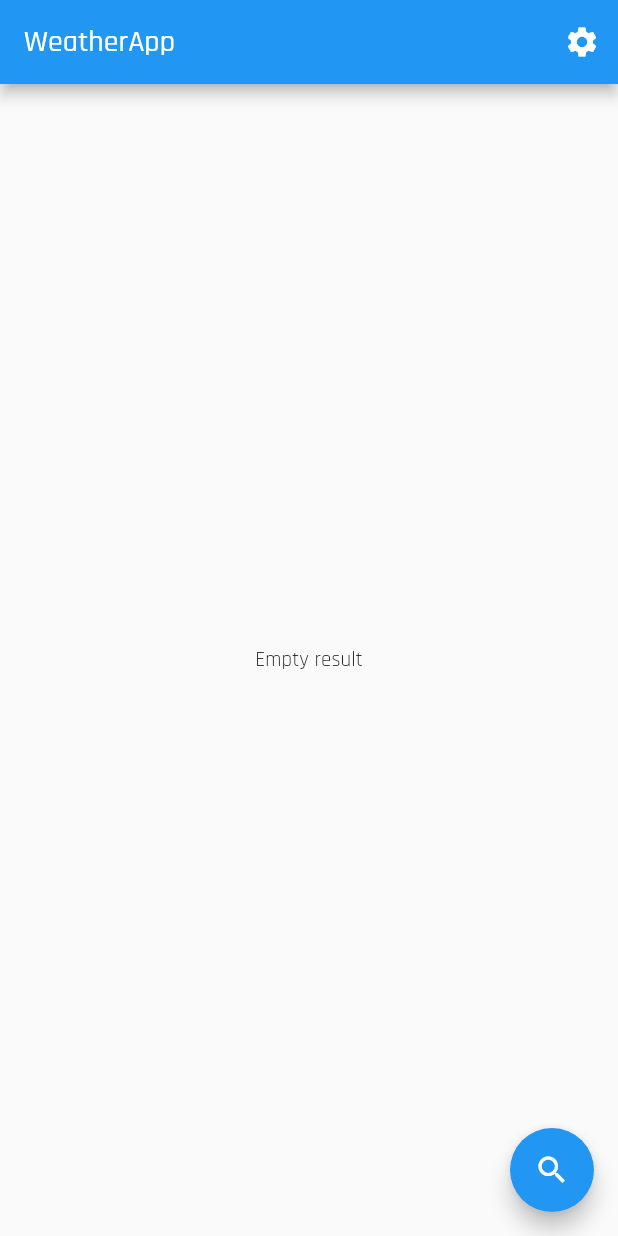
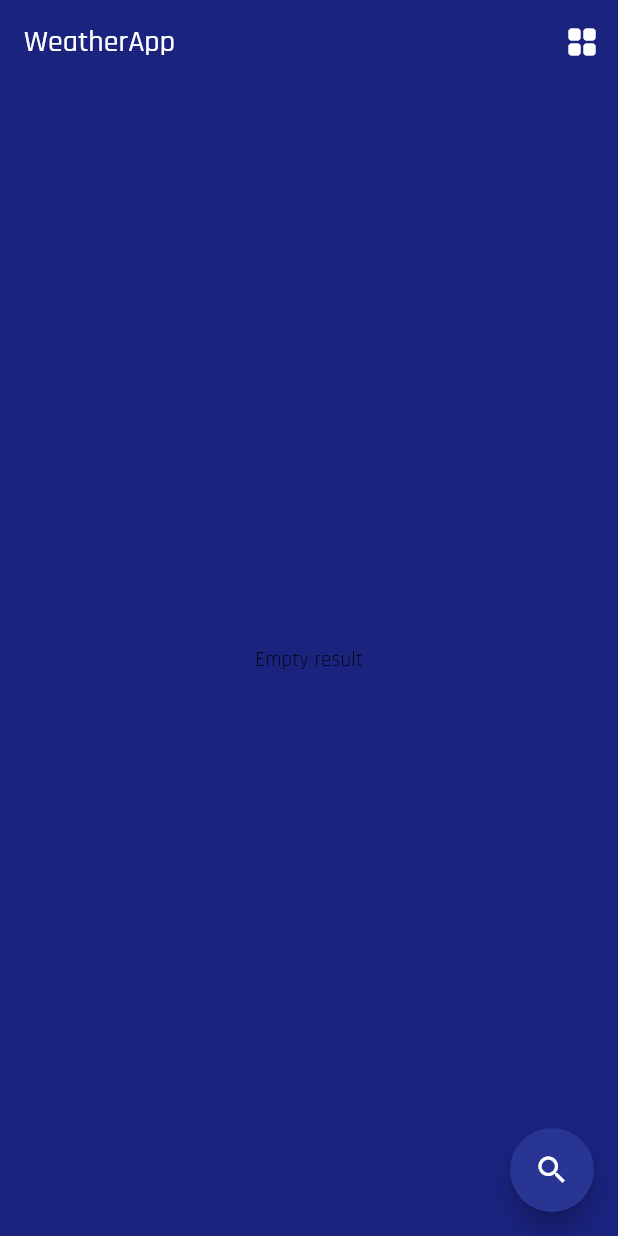
Before and after one commit to Ferrozo/weather_app_project_with_bloc, a Flutter app: the screen it shows after launch, on a phone screen of 412 x 824 dp. Run offline on Flutter 3.47's test engine with Material 2 defaults, Android fonts, the phone set to English and light mode, and no system bars; our stand-ins replace equatable, flutter_bloc, google_fonts, hydrated_bloc.

Commit message:
branch for definitive ui-design

```diff
--- a/lib/pages/weather_page.dart
+++ b/lib/pages/weather_page.dart
@@ -34,11 +34,14 @@ class _WeatherViewState extends State<WeatherView> {
   @override
   Widget build(BuildContext context) {
     return Scaffold(
+      backgroundColor: Colors.indigo[900],
       appBar: AppBar(
+        elevation: 0,
+        backgroundColor: Colors.transparent,
         title: const Text('WeatherApp'),
         actions: [
           IconButton(
-            icon: const Icon(Icons.settings),
+            icon: const Icon(Icons.grid_view_rounded),
             onPressed: () {
               Navigator.of(context).push<void>(
                 SettingsPage.route(
@@ -76,6 +79,7 @@ class _WeatherViewState extends State<WeatherView> {
         ),
       ),
       floatingActionButton: FloatingActionButton(
+        backgroundColor: Colors.indigo[800],
         child: const Icon(Icons.search),
         onPressed: () async {
           final city = await Navigator.of(context).push(SearchPage.route());
--- a/lib/widgets/weather_error.dart
+++ b/lib/widgets/weather_error.dart
@@ -9,7 +9,7 @@ class WeatherError extends StatelessWidget {
       mainAxisSize: MainAxisSize.min,
       children: [
         const Text('Error:', style: TextStyle(fontSize: 30)),
-        Text('Something went wrong!', style: theme.textTheme.headline5),
+        Text('Error 404!', style: theme.textTheme.headline5),
       ],
     );
   }
```
